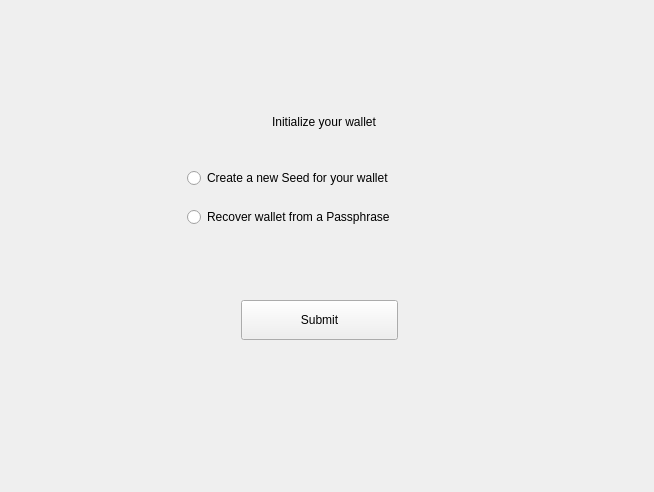
0xkobe/mwc-wallet, file windows/c_newwallet.ui: the form before one commit.
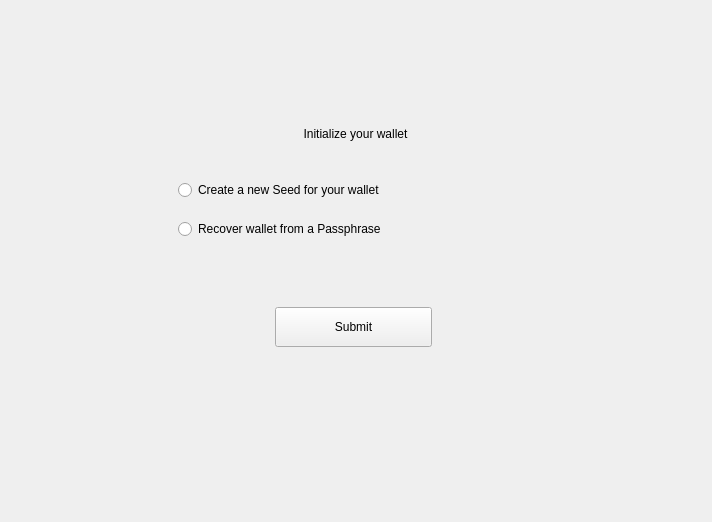
The form after the commit. Custom widgets are drawn as their Qt base class.

Commit message: Proof dialog

Diff of the .ui file:
```diff
--- a/windows/c_newwallet.ui
+++ b/windows/c_newwallet.ui
@@ -6,8 +6,8 @@
    <rect>
     <x>0</x>
     <y>0</y>
-    <width>654</width>
-    <height>492</height>
+    <width>712</width>
+    <height>522</height>
    </rect>
   </property>
   <property name="focusPolicy">
@@ -49,14 +49,14 @@
       <widget class="QFrame" name="frame">
        <property name="minimumSize">
         <size>
-         <width>286</width>
+         <width>362</width>
          <height>235</height>
         </size>
        </property>
        <property name="maximumSize">
         <size>
-         <width>286</width>
-         <height>235</height>
+         <width>362</width>
+         <height>23500</height>
         </size>
        </property>
        <property name="frameShape">
@@ -68,8 +68,8 @@
        <widget class="control::MwcPushButtonNormal" name="submitButton">
         <property name="geometry">
          <rect>
-          <x>57</x>
-          <y>195</y>
+          <x>100</x>
+          <y>190</y>
           <width>157</width>
           <height>40</height>
          </rect>
@@ -92,7 +92,7 @@
          <rect>
           <x>0</x>
           <y>3</y>
-          <width>280</width>
+          <width>361</width>
           <height>28</height>
          </rect>
         </property>
@@ -111,7 +111,7 @@
          <rect>
           <x>3</x>
           <y>102</y>
-          <width>276</width>
+          <width>361</width>
           <height>20</height>
          </rect>
         </property>
@@ -130,7 +130,7 @@
          <rect>
           <x>3</x>
           <y>63</y>
-          <width>276</width>
+          <width>361</width>
           <height>20</height>
          </rect>
         </property>
@@ -174,16 +174,16 @@
   </layout>
  </widget>
  <customwidgets>
-  <customwidget>
-   <class>control::MwcPushButtonNormal</class>
-   <extends>QPushButton</extends>
-   <header>control/MwcPushButton.h</header>
-  </customwidget>
   <customwidget>
    <class>control::MwcLabelLarge</class>
    <extends>QLabel</extends>
    <header>control/MwcLabel.h</header>
   </customwidget>
+  <customwidget>
+   <class>control::MwcPushButtonNormal</class>
+   <extends>QPushButton</extends>
+   <header>control/MwcPushButton.h</header>
+  </customwidget>
  </customwidgets>
  <resources>
   <include location="../resources.qrc"/>
```
Left out of the diff: 16 changed lines with no effect on the pictures. The commit also changes 4 other files.
